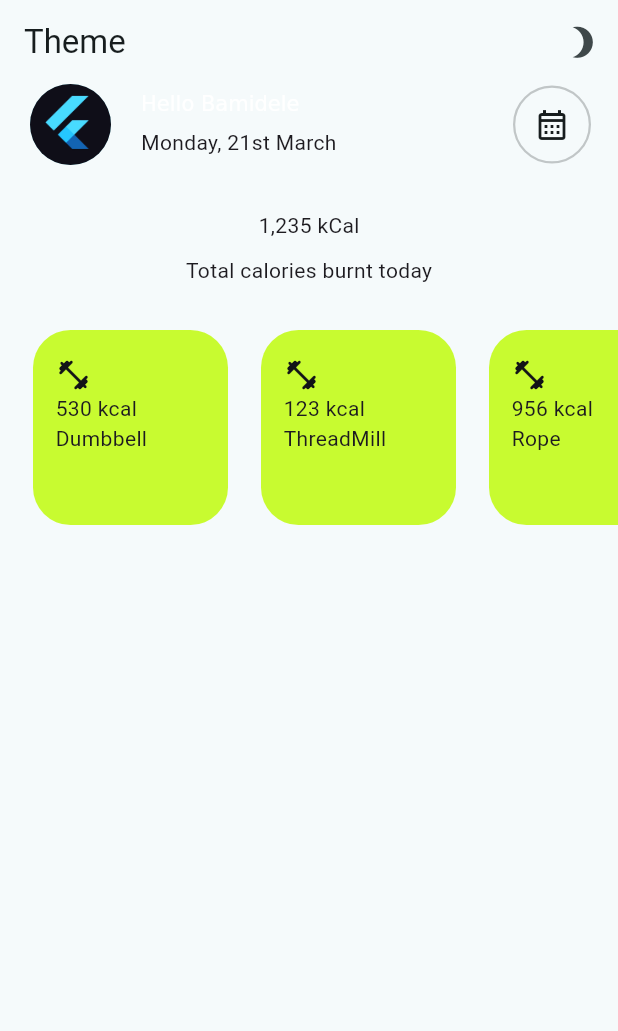
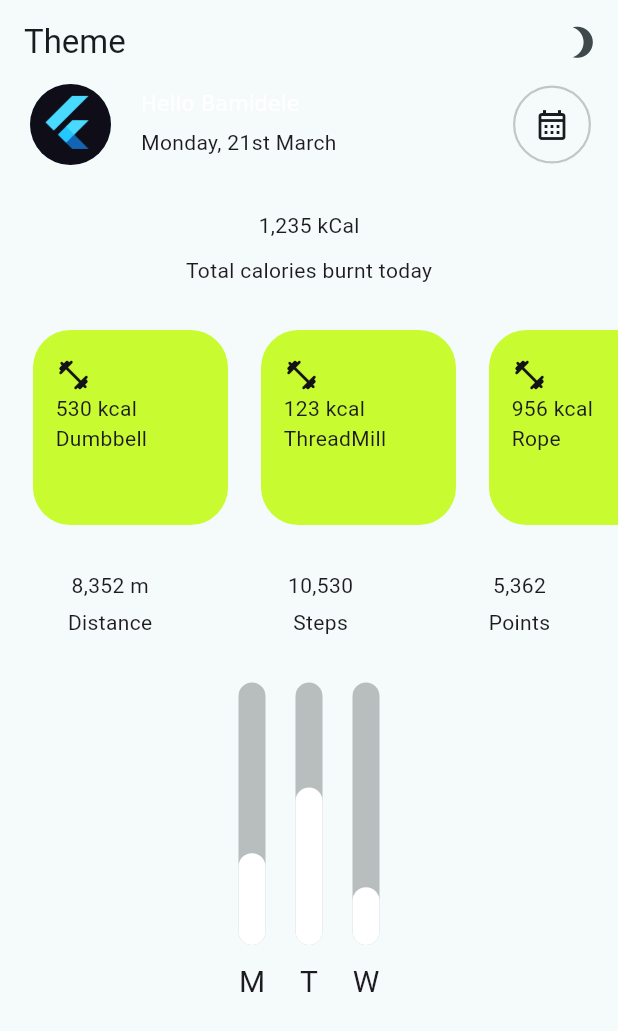
Before and after one commit to devBamidele/fitness_ui, a Flutter app: the screen it shows after launch, on a phone screen of 412 x 824 dp. Shown: the top 1031 px of the screen. Run offline on Flutter 3.47's test engine with Material 2 defaults, Android fonts, the phone set to English and light mode, and no system bars; drawn by our look-alikes of fl_chart; our stand-ins replace animated_theme_switcher, auto_route, shared_preferences.

Commit message:
Working on the graph

```diff
--- /dev/null
+++ b/lib/bar_titles.dart
@@ -0,0 +1,38 @@
+import 'package:fl_chart/fl_chart.dart';
+import 'package:flutter/cupertino.dart';
+import '../sample_data/bar_data.dart';
+
+class BarTitles {
+  static AxisTitles getBottomTitles() {
+    return AxisTitles(
+      sideTitles: SideTitles(
+        reservedSize: 35,
+        showTitles: true,
+        getTitlesWidget: (double id, TitleMeta meta) {
+          String text = BarData.barData
+              .firstWhere(
+                (element) => element.id == id.toInt(),
+              )
+              .name;
+          return Padding(
+            padding: const EdgeInsets.only(top: 10),
+            child: Text(
+              text,
+              style: const TextStyle(
+                fontSize: 20,
+              ),
+            ),
+          );
+        },
+      ),
+    );
+  }
+
+  static AxisTitles getSideTitles() {
+    return AxisTitles(
+      sideTitles: SideTitles(
+        showTitles: false,
+      ),
+    );
+  }
+}
--- /dev/null
+++ b/lib/components/bar_chart_home.dart
@@ -0,0 +1,58 @@
+import 'package:fitness_ui/bar_titles.dart';
+import 'package:fl_chart/fl_chart.dart';
+import 'package:flutter/material.dart';
+
+import '../sample_data/bar_data.dart';
+
+class BarChartHome extends StatelessWidget {
+  const BarChartHome({Key? key}) : super(key: key);
+
+  @override
+  Widget build(BuildContext context) {
+    ColorScheme colors = Theme.of(context).colorScheme;
+    return BarChart(
+      BarChartData(
+        maxY: 100,
+        minY: 0,
+        groupsSpace: 20,
+        barGroups: BarData.barData
+            .map(
+              (data) => BarChartGroupData(
+                x: data.id,
+                barRods: [
+                  BarChartRodData(
+                    backDrawRodData: BackgroundBarChartRodData(
+                      fromY: 0,
+                      toY: 100,
+                      color: colors.onBackground.withAlpha(70),
+                      show: true,
+                    ),
+                    toY: data.y,
+                    color: data.color,
+                    width: 18,
+                    borderRadius: const BorderRadius.all(
+                      Radius.circular(10),
+                    ),
+                  ),
+                ],
+              ),
+            )
+            .toList(),
+        alignment: BarChartAlignment.center,
+        barTouchData: BarTouchData(enabled: true),
+        titlesData: FlTitlesData(
+          bottomTitles: BarTitles.getBottomTitles(),
+          leftTitles: BarTitles.getSideTitles(),
+          rightTitles: BarTitles.getSideTitles(),
+          topTitles: BarTitles.getSideTitles(),
+        ),
+        borderData: FlBorderData(
+          show: false,
+        ),
+        gridData: FlGridData(
+          show: false,
+        ),
+      ),
+    );
+  }
+}
--- /dev/null
+++ b/lib/models/bar.dart
@@ -0,0 +1,15 @@
+import 'dart:ui';
+
+class Bar {
+  int id;
+  String name;
+  double y;
+  Color color;
+
+  Bar({
+    required this.id,
+    required this.name,
+    required this.y,
+    required this.color,
+  });
+}
--- a/lib/pages/home_page.dart
+++ b/lib/pages/home_page.dart
@@ -1,6 +1,7 @@
 import 'package:animated_theme_switcher/animated_theme_switcher.dart';
+import 'package:fitness_ui/components/bar_chart_home.dart';
 import 'package:fitness_ui/components/change_theme_button.dart';
-import 'package:fitness_ui/models/sample_data.dart';
+import 'package:fitness_ui/sample_data/fitness_data.dart';
 import 'package:fitness_ui/utils/widget_functions.dart';
 import 'package:flutter/material.dart';
 
@@ -84,12 +85,48 @@ class HomePage extends StatelessWidget {
                     height: 130,
                     child: ListView.builder(
                       scrollDirection: Axis.horizontal,
-                      itemCount: sampleData.length,
+                      itemCount: fitnessData.length,
                       itemBuilder: (BuildContext context, int index) {
                         return FitnessItem(
-                          item: sampleData[index],
+                          item: fitnessData[index],
                         );
                       },
+                    ),
+                  ),
+                  Padding(
+                    padding: const EdgeInsets.symmetric(vertical: 30),
+                    child: Row(
+                      mainAxisAlignment: MainAxisAlignment.spaceAround,
+                      children: [
+                        Column(
+                          children: [
+                            const Text('8,352 m'),
+                            addVerticalSpace(5),
+                            const Text('Distance'),
+                          ],
+                        ),
+                        Column(
+                          children: [
+                            const Text('10,530'),
+                            addVerticalSpace(5),
+                            const Text('Steps'),
+                          ],
+                        ),
+                        Column(
+                          children: [
+                            const Text('5,362'),
+                            addVerticalSpace(5),
+                            const Text('Points'),
+                          ],
+                        )
+                      ],
+                    ),
+                  ),
+                  const Padding(
+                    padding: EdgeInsets.symmetric(horizontal: 40),
+                    child: SizedBox(
+                      height: 210,
+                      child: BarChartHome(),
                     ),
                   ),
                 ],
--- /dev/null
+++ b/lib/sample_data/bar_data.dart
@@ -0,0 +1,27 @@
+import 'package:flutter/material.dart';
+import '../models/bar.dart';
+
+class BarData {
+  BarData();
+
+  static List<Bar> barData = [
+    Bar(
+      id: 0,
+      name: 'M',
+      y: 35,
+      color: Colors.white,
+    ),
+    Bar(
+      id: 1,
+      name: 'T',
+      y: 60,
+      color: Colors.white,
+    ),
+    Bar(
+      id: 2,
+      name: 'W',
+      y: 22,
+      color: Colors.white,
+    ),
+  ];
+}
--- a/lib/models/sample_data.dart
+++ b/lib/sample_data/fitness_data.dart
@@ -1,6 +1,6 @@
-import 'fitness.dart';
+import '../models/fitness.dart';
 
-List sampleData = [
+List fitnessData = [
   Fitness(kcal: 530, equipment: 'Dumbbell'),
   Fitness(kcal: 123, equipment: 'ThreadMill'),
   Fitness(kcal: 956, equipment: 'Rope'),
--- a/pubspec.yaml
+++ b/pubspec.yaml
@@ -38,8 +38,8 @@ dependencies:
   cupertino_icons: ^1.0.2
   auto_route: ^5.0.3
   shared_preferences: ^2.0.15
-  provider: ^6.0.5
   animated_theme_switcher: "^2.0.5"
+  fl_chart: ^0.55.2
 
 dev_dependencies:
   flutter_test:
```
Also changed, not shown: pubspec.lock.
